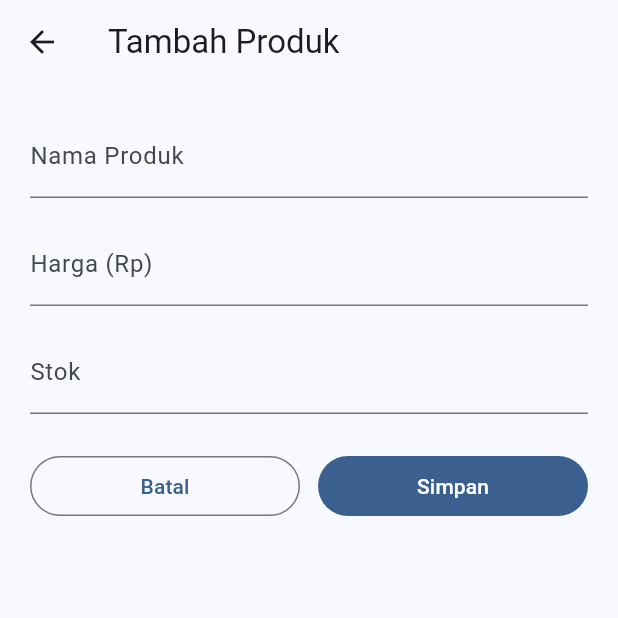
After one commit to ByteDAD/mobdev-pos_2026, a Flutter app: the ProductFormPage screen opened directly, on a phone screen of 412 x 824 dp, the top half of it. The commit adds this screen. Run offline on Flutter 3.47's test engine with Material 3 defaults, Android fonts, the phone set to English and light mode, and no system bars.

Commit message:
feat: add product and purchase forms

```diff
--- /dev/null
+++ b/lib/screens/product_form_page.dart
@@ -0,0 +1,140 @@
+import 'package:flutter/material.dart';
+
+import '../models/pos_scope.dart';
+import '../models/product.dart';
+
+class ProductFormPage extends StatefulWidget {
+  const ProductFormPage({super.key, this.existing});
+
+  final Product? existing;
+
+  @override
+  State<ProductFormPage> createState() => _ProductFormPageState();
+}
+
+class _ProductFormPageState extends State<ProductFormPage> {
+  final _formKey = GlobalKey<FormState>(); // form key
+  late final TextEditingController _nameController;
+  late final TextEditingController _priceController;
+  late final TextEditingController _stockController;
+
+  @override
+  void initState() {
+    super.initState();
+    _nameController = TextEditingController(text: widget.existing?.name ?? '');
+    _priceController = TextEditingController(
+      text: widget.existing != null
+          ? widget.existing!.price.toStringAsFixed(0)
+          : '',
+    );
+    _stockController = TextEditingController(
+      text: widget.existing != null ? widget.existing!.stock.toString() : '',
+    );
+  }
+
+  @override
+  void dispose() {
+    _nameController.dispose();
+    _priceController.dispose();
+    _stockController.dispose();
+    super.dispose();
+  }
+
+  @override
+  Widget build(BuildContext context) {
+    final isEdit = widget.existing != null;
+
+    return Scaffold(
+      appBar: AppBar(
+        title: Text(isEdit ? 'Ubah Produk' : 'Tambah Produk'),
+      ),
+      body: SafeArea(
+        child: Form(
+          key: _formKey,
+          child: ListView(
+            padding: const EdgeInsets.all(20),
+            children: [
+              TextFormField(
+                controller: _nameController,
+                decoration: const InputDecoration(labelText: 'Nama Produk'),
+                textInputAction: TextInputAction.next,
+                validator: (value) {
+                  if (value == null || value.trim().isEmpty) {
+                    return 'Nama produk wajib diisi';
+                  }
+                  return null;
+                },
+              ),
+              const SizedBox(height: 16),
+              TextFormField(
+                controller: _priceController,
+                decoration: const InputDecoration(labelText: 'Harga (Rp)'),
+                keyboardType: TextInputType.number,
+                textInputAction: TextInputAction.next,
+                validator: (value) {
+                  final parsed = double.tryParse(value ?? '');
+                  if (parsed == null || parsed <= 0) {
+                    return 'Harga harus lebih dari 0';
+                  }
+                  return null;
+                },
+              ),
+              const SizedBox(height: 16),
+              TextFormField(
+                controller: _stockController,
+                decoration: const InputDecoration(labelText: 'Stok'),
+                keyboardType: TextInputType.number,
+                textInputAction: TextInputAction.done,
+                validator: (value) {
+                  final parsed = int.tryParse(value ?? '');
+                  if (parsed == null || parsed < 0) {
+                    return 'Stok harus 0 atau lebih';
+                  }
+                  return null;
+                },
+              ),
+              const SizedBox(height: 24),
+              Row(
+                children: [
+                  Expanded(
+                    child: OutlinedButton(
+                      onPressed: () => Navigator.pop(context),
+                      child: const Text('Batal'),
+                    ),
+                  ),
+                  const SizedBox(width: 12),
+                  Expanded(
+                    child: FilledButton(
+                      onPressed: () => _save(context),
+                      child: const Text('Simpan'),
+                    ),
+                  ),
+                ],
+              ),
+            ],
+          ),
+        ),
+      ),
+    );
+  }
+
+  void _save(BuildContext context) {
+    if (!(_formKey.currentState?.validate() ?? false)) {
+      return;
+    }
+    final store = PosScope.of(context); // store access
+    final name = _nameController.text.trim();
+    final price = double.parse(_priceController.text.trim());
+    final stock = int.parse(_stockController.text.trim());
+
+    if (widget.existing == null) {
+      store.addProduct(name: name, price: price, stock: stock);
+    } else {
+      store.updateProduct(
+        widget.existing!.copyWith(name: name, price: price, stock: stock),
+      );
+    }
+
+    Navigator.pop(context);
+  }
+}
```
Also changed, not shown: lib/models/pos_store.dart (+20 -0 lines), lib/screens/checkout_page.dart (+57 -39 lines), lib/screens/products_page.dart (+6 -100 lines), lib/screens/purchase_form_page.dart (added, +325 -0 lines).
